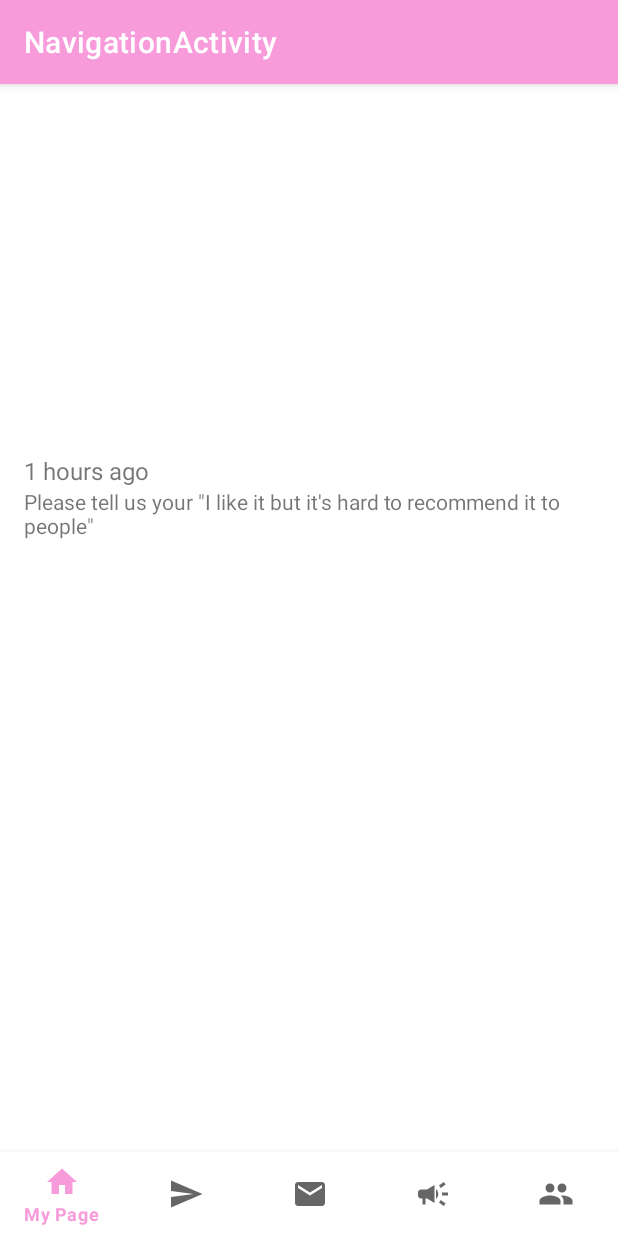
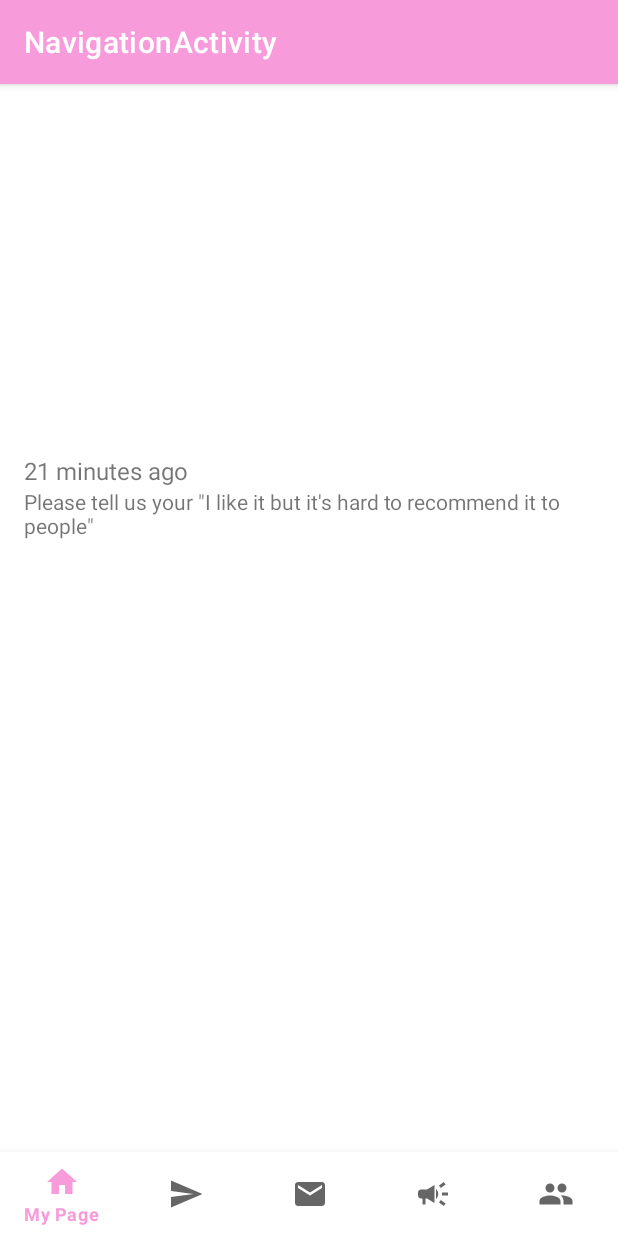
Before and after one commit to maria-vabiolla/tubesppb, an Android app: the NotificationsFragment screen opened through its navigation route, scrolled down 537 dp, on a phone screen of 412 x 824 dp. Run offline under Robolectric (Android 15) with nearby library versions, the phone set to English and light mode, and no system bars; our stand-ins replace CircleImageView, navigation-ui.

Commit message:
add item message

```diff
--- a/app/src/main/res/values/strings.xml
+++ b/app/src/main/res/values/strings.xml
@@ -40,10 +40,14 @@
     <string name="favorite">Favorite</string>
     <string name="share">Share</string>
     <string-array name="data_time">
+        <item>14 minutes ago</item>
         <item>21 minutes ago</item>
         <item>1 hours ago</item>
         <item>19 hours ago</item>
+        <item>23 hours ago</item>
         <item>2 days ago</item>
+        <item>4 days ago</item>
+        <item>4 days ago</item>
         <item>5 weeks ago</item>
         <item>10 months ago</item>
         <item>3 years ago</item>
@@ -52,10 +56,28 @@
     <string-array name="message">
         <item>What is your favorite drink?</item>
         <item>Please tell us your \"I like it but it\'s hard to recommend it to people\"</item>
-        <item>I\'m not drawing a picture to get a reaction, but I\'m a little sad if I don\'t get a reaction from the picture I drew. What are you guys doing with the motivation to draw picture?</item>
-        <item>Please tell me how to spend your time, which I think was the most wasted time in my history!</item>
-        <item>What did you do when you were sleepy during glass? (How to deal with it, how you slept, etc.)</item>
-        <item>If you want to draw a picture, is it analog or digital? I\'d be happy if you could give me a reason!</item>
+        <item>I\'m not drawing a picture to get a reaction, but I\'m a little sad if I don\'t get
+            a reaction from the picture I drew. What are you guys doing with the motivation to draw
+            picture?</item>
+        <item>Please tell me how to spend your time, which I think was the most wasted time in my
+            history!</item>
+        <item>What did you do when you were sleepy during glass? (How to deal with it, how you
+            slept, etc.)</item>
+        <item>If you want to draw a picture, is it analog or digital? I\'d be happy if you could
+            give me a reason!</item>
         <item>How would you respond to a bullying consultation and help from an SNS follower</item>
+        <item>In android, we can create swipeable tabs layout using Swipe Views to switch between
+            the tabs in the android application. The Swipe Views in android provides navigation
+            between the sibling screens such as tabs with a horizontal finger gesture, sometimes
+            it is called horizontal paging.</item>
+        <item>By using android ViewPager widget, we can create Swipe Views in our android
+            applications. In android, ViewPager is a layout widget in which each child view is
+            treated as a separate tab in the layout.</item>
+        <item>To set up our tab layout with ViewPager, we need to add a ViewPager element in our
+            XML layout. For example, to make each child view in the swipe view to consume the
+            entire tab layout, our layout should be like as shown following.</item>
+        <item>Here we are going to show the tabs using android ToolBar and TabLayout so we need to
+            remove the actionbar from a layout using styles, for that open styles.xml file from
+            /res/values folder and that should contain the code like as shown below. </item>
     </string-array>
 </resources>
```
